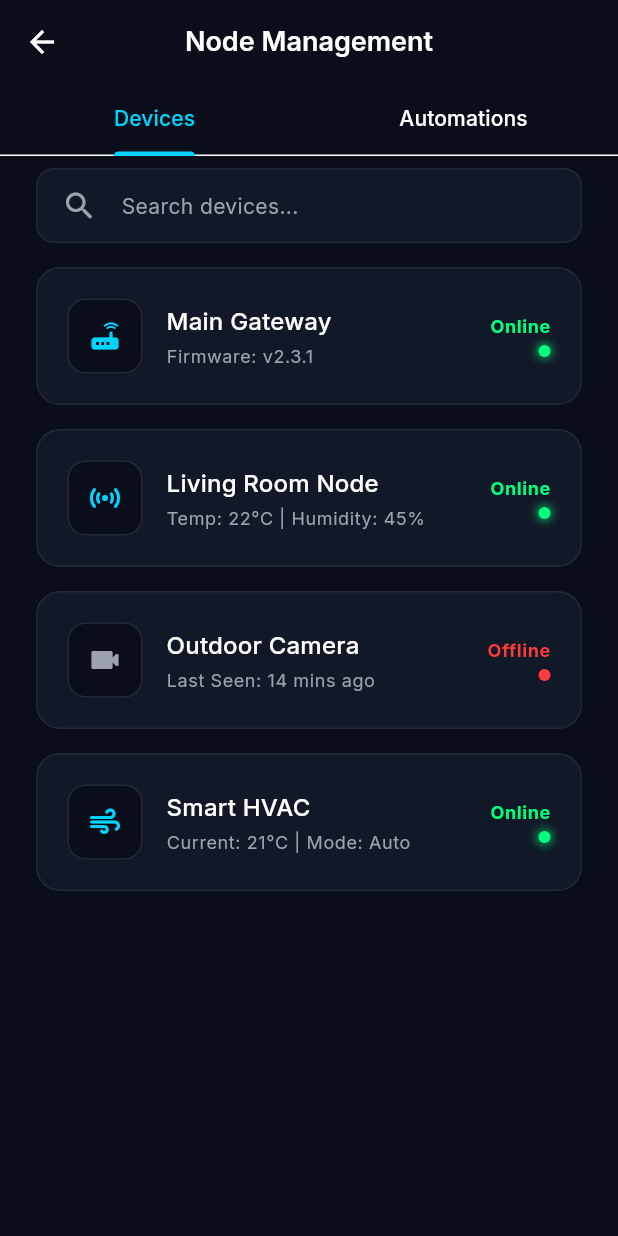
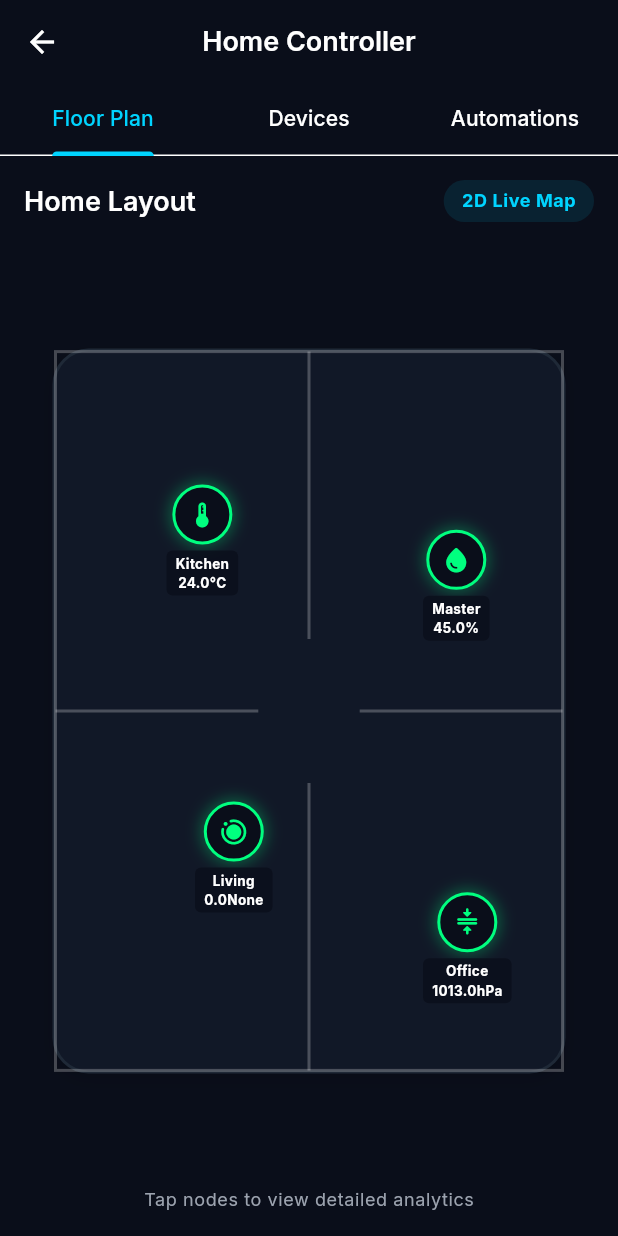
Before and after one commit to hind77/flutter_iot_app, a Flutter app: the DevicesScreen screen opened directly, on a phone screen of 412 x 824 dp. Run offline on Flutter 3.47's test engine with Material 3 defaults, Android fonts, the light colour scheme and no system bars; our stand-ins replace csv, firebase_core, firebase_messaging, fl_chart, flutter_local_notifications, flutter_riverpod and 4 more; missing offline and left inert: mqtt_client; accounts and stored records are empty.

Commit message:
🏢 Complete Smart Home OS: Light/Dark Mode, Interactive Floor Plan, and FCM Notification Support

```diff
--- a/lib/core/theme/app_colors.dart
+++ b/lib/core/theme/app_colors.dart
@@ -2,20 +2,28 @@ import 'package:flutter/material.dart';
 
 class AppColors {
   // Backgrounds
+  // Dark Backgrounds
   static const Color background = Color(0xFF0A0E1A);
   static const Color cardBackground = Color(0xFF111827);
   static const Color cardBorder = Color(0xFF1F2937);
+
+  // Light Backgrounds
+  static const Color lightBackground = Color(0xFFF3F4F6);
+  static const Color lightCardBackground = Colors.white;
+  static const Color lightCardBorder = Color(0xFFE5E7EB);
 
   // Accents & States
   static const Color accentCyan = Color(0xFF00D4FF);
   static const Color accentPurple = Color(0xFF3B00FF);
   static const Color textPrimary = Colors.white;
   static const Color textSecondary = Color(0xFF9CA3AF);
+  static const Color textPrimaryLight = Color(0xFF111827);
+  static const Color textSecondaryLight = Color(0xFF4B5563);
 
   // Status Colors
   static const Color criticalRed = Color(0xFFFF3B3B);
   static const Color warningOrange = Color(0xFFFF9500);
-  static const Color healthyGreen = Color(0xFF00FF7F); // Adjusted for UI match
+  static const Color healthyGreen = Color(0xFF00FF7F);
   static const Color systemGray = Color(0xFF4B5563);
 
   // Chart Colors
@@ -25,4 +33,5 @@ class AppColors {
   // Glassmorphism
   static const Color glassWhite = Color(0x1AFFFFFF);
   static const Color glassBorder = Color(0x33FFFFFF);
+  static const Color glassBlack = Color(0x1A000000);
 }
--- a/lib/presentation/screens/devices_screen.dart
+++ b/lib/presentation/screens/devices_screen.dart
@@ -3,6 +3,7 @@ import '../../core/theme/app_colors.dart';
 import 'package:flutter_riverpod/flutter_riverpod.dart';
 import '../providers/providers.dart';
 import '../../domain/entities/automation_rule.dart';
+import '../widgets/floor_plan_view.dart';
 
 class DevicesScreen extends ConsumerWidget {
   const DevicesScreen({super.key});
@@ -10,12 +11,13 @@ class DevicesScreen extends ConsumerWidget {
   @override
   Widget build(BuildContext context, WidgetRef ref) {
     return DefaultTabController(
-      length: 2,
+      length: 3,
       child: Scaffold(
         appBar: AppBar(
-          title: const Text('Node Management'),
+          title: const Text('Home Controller'),
           bottom: const TabBar(
             tabs: [
+              Tab(text: 'Floor Plan'),
               Tab(text: 'Devices'),
               Tab(text: 'Automations'),
             ],
@@ -25,6 +27,7 @@ class DevicesScreen extends ConsumerWidget {
         ),
         body: TabBarView(
           children: [
+            const FloorPlanView(),
             _buildDevicesTab(context),
             _buildAutomationsTab(context, ref),
           ],
--- /dev/null
+++ b/lib/presentation/widgets/floor_plan_view.dart
@@ -0,0 +1,212 @@
+import 'package:flutter/material.dart';
+import 'package:flutter_riverpod/flutter_riverpod.dart';
+import '../../core/theme/app_colors.dart';
+import '../../domain/entities/sensor_data.dart';
+import '../providers/providers.dart';
+
+class FloorPlanView extends ConsumerWidget {
+  const FloorPlanView({super.key});
+
+  @override
+  Widget build(BuildContext context, WidgetRef ref) {
+    final sensors = ref.watch(liveSensorProvider);
+    final theme = Theme.of(context);
+    final isDark = theme.brightness == Brightness.dark;
+
+    return Container(
+      padding: const EdgeInsets.all(16),
+      child: Column(
+        children: [
+          Row(
+            mainAxisAlignment: MainAxisAlignment.spaceBetween,
+            children: [
+              Text('Home Layout', style: theme.textTheme.titleLarge),
+              Container(
+                padding: const EdgeInsets.symmetric(horizontal: 12, vertical: 6),
+                decoration: BoxDecoration(
+                  color: AppColors.accentCyan.withOpacity(0.1),
+                  borderRadius: BorderRadius.circular(20),
+                ),
+                child: Text(
+                  '2D Live Map',
+                  style: theme.textTheme.bodySmall?.copyWith(
+                    color: AppColors.accentCyan,
+                    fontWeight: FontWeight.bold,
+                  ),
+                ),
+              ),
+            ],
+          ),
+          const SizedBox(height: 24),
+          Expanded(
+            child: LayoutBuilder(
+              builder: (context, constraints) {
+                return Stack(
+                  children: [
+                    // Base Floor Plan Silhouette
+                    Center(
+                      child: Container(
+                        width: constraints.maxWidth * 0.9,
+                        height: constraints.maxHeight * 0.8,
+                        decoration: BoxDecoration(
+                          color: isDark ? AppColors.cardBackground : Colors.white,
+                          borderRadius: BorderRadius.circular(24),
+                          border: Border.all(color: AppColors.cardBorder, width: 2),
+                          boxShadow: [
+                            BoxShadow(
+                              color: Colors.black.withOpacity(0.1),
+                              blurRadius: 10,
+                              offset: const Offset(0, 4),
+                            ),
+                          ],
+                        ),
+                        child: CustomPaint(
+                          painter: FloorPlanPainter(isDark: isDark),
+                        ),
+                      ),
+                    ),
+
+                    // Interactive Sensor Nodes
+                    _buildSensorNode(
+                      constraints,
+                      top: 0.25, left: 0.25,
+                      type: SensorType.temperature,
+                      label: 'Kitchen',
+                      data: sensors[SensorType.temperature],
+                    ),
+                    _buildSensorNode(
+                      constraints,
+                      top: 0.6, left: 0.3,
+                      type: SensorType.motion,
+                      label: 'Living',
+                      data: sensors[SensorType.motion],
+                    ),
+                    _buildSensorNode(
+                      constraints,
+                      top: 0.3, left: 0.7,
+                      type: SensorType.humidity,
+                      label: 'Master',
+                      data: sensors[SensorType.humidity],
+                    ),
+                    _buildSensorNode(
+                      constraints,
+                      top: 0.7, left: 0.7,
+                      type: SensorType.pressure,
+                      label: 'Office',
+                      data: sensors[SensorType.pressure],
+                    ),
+                  ],
+                );
+              },
+            ),
+          ),
+          const SizedBox(height: 16),
+          Text(
+            'Tap nodes to view detailed analytics',
+            style: theme.textTheme.bodySmall,
+          ),
+        ],
+      ),
+    );
+  }
+
+  Widget _buildSensorNode(
+    BoxConstraints constraints, {
+    required double top,
+    required double left,
+    required SensorType type,
+    required String label,
+    SensorData? data,
+  }) {
+    final statusColor = data?.status == SensorStatus.critical
+        ? AppColors.criticalRed
+        : data?.status == SensorStatus.warning
+            ? AppColors.warningOrange
+            : AppColors.healthyGreen;
+
+    return Positioned(
+      top: constraints.maxHeight * top,
+      left: constraints.maxWidth * left,
+      child: Column(
+        children: [
+          Container(
+            padding: const EdgeInsets.all(8),
+            decoration: BoxDecoration(
+              color: AppColors.background,
+              shape: BoxShape.circle,
+              border: Border.all(color: statusColor, width: 2),
+              boxShadow: [
+                BoxShadow(color: statusColor.withOpacity(0.3), blurRadius: 8, spreadRadius: 2),
+              ],
+            ),
+            child: Icon(
+              _getIcon(type),
+              size: 20,
+              color: statusColor,
+            ),
+          ),
+          const SizedBox(height: 4),
+          Container(
+            padding: const EdgeInsets.symmetric(horizontal: 6, vertical: 2),
+            decoration: BoxDecoration(
+              color: AppColors.background.withOpacity(0.8),
+              borderRadius: BorderRadius.circular(4),
+            ),
+            child: Text(
+              '$label\n${data?.value ?? "--"}${data?.unit ?? ""}',
+              textAlign: TextAlign.center,
+              style: const TextStyle(fontSize: 9, fontWeight: FontWeight.bold, color: Colors.white),
+            ),
+          ),
+        ],
+      ),
+    );
+  }
+
+  IconData _getIcon(SensorType type) {
+    switch(type) {
+      case SensorType.temperature: return Icons.thermostat_rounded;
+      case SensorType.humidity: return Icons.water_drop_rounded;
+      case SensorType.pressure: return Icons.compress_rounded;
+      case SensorType.motion: return Icons.motion_photos_on_rounded;
+    }
+  }
+}
+
+class FloorPlanPainter extends CustomPainter {
+  final bool isDark;
+  FloorPlanPainter({required this.isDark});
+
+  @override
+  void paint(Canvas canvas, Size size) {
+    final paint = Paint()
+      ..color = isDark ? Colors.white24 : Colors.black12
+      ..style = PaintingStyle.stroke
+      ..strokeWidth = 2;
+
+    // Outer Walls
+    canvas.drawRect(Offset.zero & size, paint);
+
+    // Inner Partition walls
+    final path = Path();
+
+    // Vertical partition
+    path.moveTo(size.width * 0.5, 0);
+    path.lineTo(size.width * 0.5, size.height * 0.4);
+
+    path.moveTo(size.width * 0.5, size.height * 0.6);
+    path.lineTo(size.width * 0.5, size.height);
+
+    // Horizontal partition
+    path.moveTo(0, size.height * 0.5);
+    path.lineTo(size.width * 0.4, size.height * 0.5);
+
+    path.moveTo(size.width * 0.6, size.height * 0.5);
+    path.lineTo(size.width, size.height * 0.5);
+
+    canvas.drawPath(path, paint);
+  }
+
+  @override
+  bool shouldRepaint(CustomPainter oldDelegate) => false;
+}
```
Also changed, not shown: lib/core/theme/app_theme.dart (+83 -28 lines), lib/data/services/notification_service.dart (added, +73 -0 lines), lib/main.dart (+7 -1 lines), lib/presentation/providers/providers.dart (+34 -0 lines), lib/presentation/screens/settings_screen.dart (+7 -0 lines).
